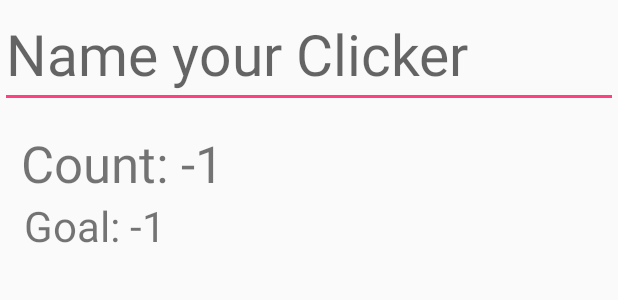
After one commit to easontm/ClickerCounter, an Android app: the layout view_title_count_goal.xml on its own in the app's theme, with its tools: preview values and no code run, on a phone screen of 412 x 824 dp. The commit adds this screen. Shown: the top 300 px of the screen. Run offline under Robolectric (Android 15) with nearby library versions, the phone set to English and light mode, and no system bars.

```diff
--- /dev/null
+++ b/mobile/src/main/res/layout/view_title_count_goal.xml
@@ -0,0 +1,35 @@
+<?xml version="1.0" encoding="utf-8"?>
+<LinearLayout xmlns:android="http://schemas.android.com/apk/res/android"
+              android:orientation="vertical"
+              android:layout_width="match_parent"
+              android:layout_height="match_parent">
+
+    <EditText
+        android:id="@+id/text_title"
+        android:layout_width="match_parent"
+        android:layout_height="wrap_content"
+        android:hint="@string/title_hint"
+        android:textSize="38sp"
+        />
+
+    <TextView
+        android:id="@+id/text_count"
+        android:layout_width="match_parent"
+        android:layout_height="wrap_content"
+        android:text="Count: -1"
+        android:textSize="34sp"
+        android:layout_marginLeft="14dp"
+        android:layout_marginTop="14dp"
+        android:layout_below="@id/text_title"/>
+
+    <TextView
+        android:id="@+id/text_goal"
+        android:layout_width="match_parent"
+        android:layout_height="wrap_content"
+        android:text="Goal: -1"
+        android:layout_below="@id/text_count"
+        android:textSize="28sp"
+        android:layout_marginLeft="16dp"
+        />
+
+</LinearLayout>
--- a/mobile/src/main/res/values/strings.xml
+++ b/mobile/src/main/res/values/strings.xml
@@ -11,5 +11,8 @@
     <string name="delete_clicker">Delete Clicker</string>
     <string name="menu_set_count">Set Count</string>
     <string name="menu_change_type">Change Clicker Type</string>
+    <string name="toast_goal">Goal Achieved!</string>
+    <string name="batch_click">Batch Click</string>
+    <string name="batch_out_of_bounds">Try and keep it within +/-10k.</string>
 
 </resources>
```
Also changed, not shown: mobile/src/main/java/com/easontm/tyler/clicker/Click.java (+9 -0 lines), mobile/src/main/java/com/easontm/tyler/clicker/ClickerFragment/ClickerButtonFragment.java (+17 -17 lines), mobile/src/main/java/com/easontm/tyler/clicker/ClickerFragment/NumberPadFragment.java (added, +67 -0 lines), mobile/src/main/java/com/easontm/tyler/clicker/ClickerFragment/NumberPickerFragment.java (+33 -11 lines), mobile/src/main/res/layout/dialog_batch.xml (added, +13 -0 lines), mobile/src/main/res/menu/fragment_clicker_button.xml (+16 -3 lines).
